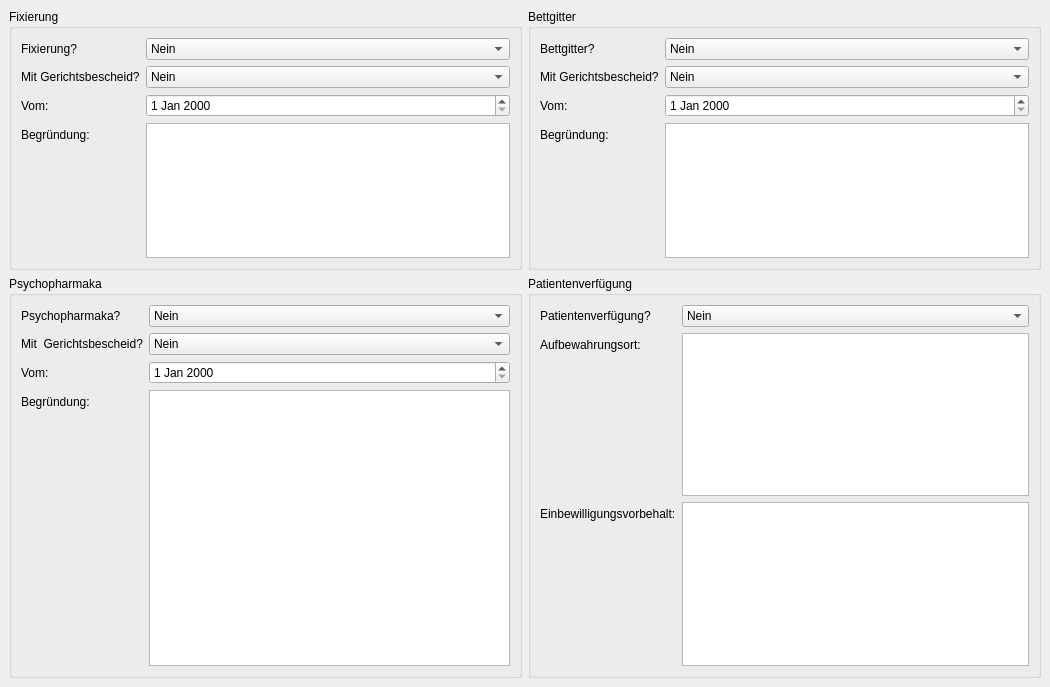
Old version of the form drk_client/decreescrollarea.ui in the repository Robotregent/EBP.
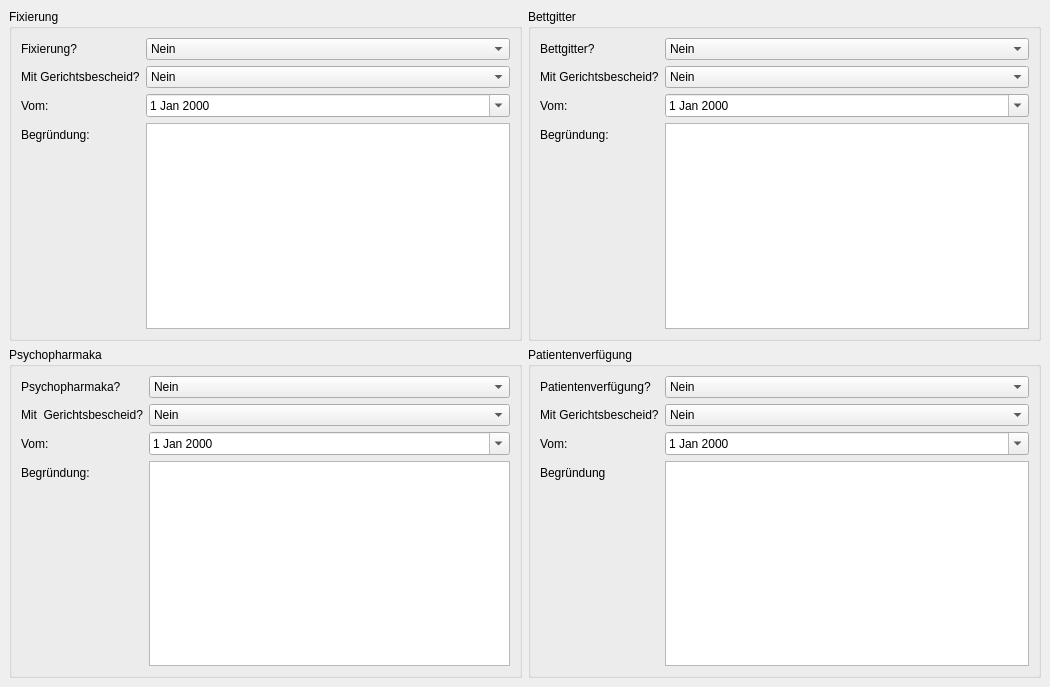
New version of the form.

Commit message: Anpassung an die Datenbank.

Diff of the .ui file:
```diff
--- a/drk_client/decreescrollarea.ui
+++ b/drk_client/decreescrollarea.ui
@@ -88,7 +88,11 @@
         </widget>
        </item>
        <item row="2" column="1">
-        <widget class="QDateEdit" name="dateEdit_2"/>
+        <widget class="QDateEdit" name="BettGitterDate">
+         <property name="calendarPopup">
+          <bool>true</bool>
+         </property>
+        </widget>
        </item>
        <item row="3" column="0">
         <widget class="QLabel" name="label_8">
@@ -159,7 +163,11 @@
         </widget>
        </item>
        <item row="2" column="1">
-        <widget class="QDateEdit" name="dateEdit_3"/>
+        <widget class="QDateEdit" name="PsychoDate">
+         <property name="calendarPopup">
+          <bool>true</bool>
+         </property>
+        </widget>
        </item>
        <item row="3" column="0">
         <widget class="QLabel" name="label_12">
@@ -204,25 +212,50 @@
          </item>
         </widget>
        </item>
-       <item row="1" column="0">
-        <widget class="QLabel" name="label_14">
-         <property name="text">
-          <string>Aufbewahrungsort:</string>
-         </property>
-        </widget>
-       </item>
-       <item row="2" column="0">
+       <item row="3" column="0">
         <widget class="QLabel" name="label_16">
          <property name="text">
-          <string>Einbewilligungsvorbehalt:</string>
+          <string>Begründung</string>
          </property>
         </widget>
        </item>
-       <item row="2" column="1">
-        <widget class="QTextEdit" name="textEdit_4"/>
+       <item row="3" column="1">
+        <widget class="QTextEdit" name="PatientenReason"/>
+       </item>
+       <item row="1" column="0">
+        <widget class="QLabel" name="mitGerichtsbescheidLabel">
+         <property name="text">
+          <string>Mit Gerichtsbescheid?</string>
+         </property>
+        </widget>
        </item>
        <item row="1" column="1">
-        <widget class="QTextEdit" name="textEdit_5"/>
+        <widget class="QComboBox" name="PatientenBescheid">
+         <item>
+          <property name="text">
+           <string>Nein</string>
+          </property>
+         </item>
+         <item>
+          <property name="text">
+           <string>Ja</string>
+          </property>
+         </item>
+        </widget>
+       </item>
+       <item row="2" column="0">
+        <widget class="QLabel" name="vomLabel">
+         <property name="text">
+          <string>Vom:</string>
+         </property>
+        </widget>
+       </item>
+       <item row="2" column="1">
+        <widget class="QDateEdit" name="PatientenDate">
+         <property name="calendarPopup">
+          <bool>true</bool>
+         </property>
+        </widget>
        </item>
       </layout>
      </widget>
@@ -286,7 +319,11 @@
         </widget>
        </item>
        <item row="2" column="1">
-        <widget class="QDateEdit" name="dateEdit"/>
+        <widget class="QDateEdit" name="FixierungDate">
+         <property name="calendarPopup">
+          <bool>true</bool>
+         </property>
+        </widget>
        </item>
        <item row="3" column="1">
         <widget class="QTextEdit" name="textEdit"/>
```
Left out of the diff: 26 changed lines with no effect on the pictures. The commit also changes 1 other file.
